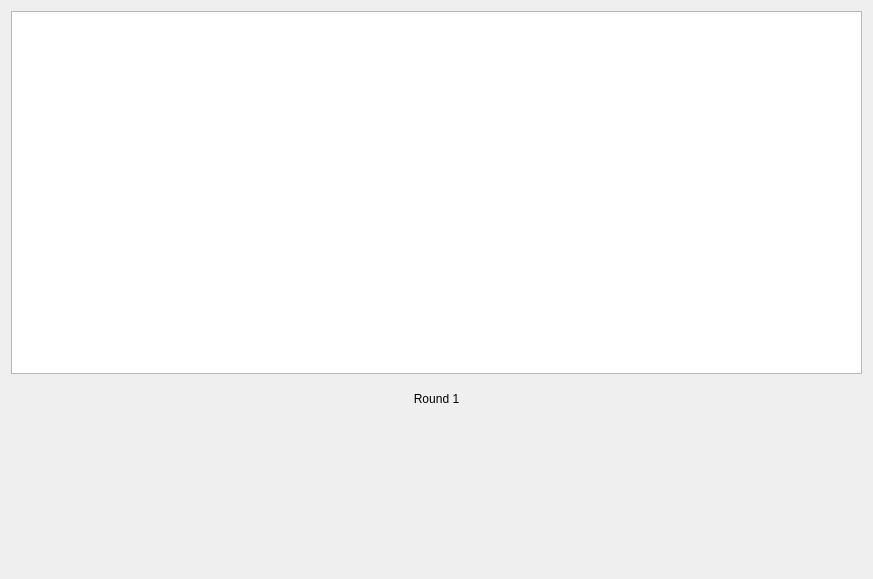
The window that roundTab.ui (Dedster2/DedBoxing) describes before a commit, drawn with Qt 5.
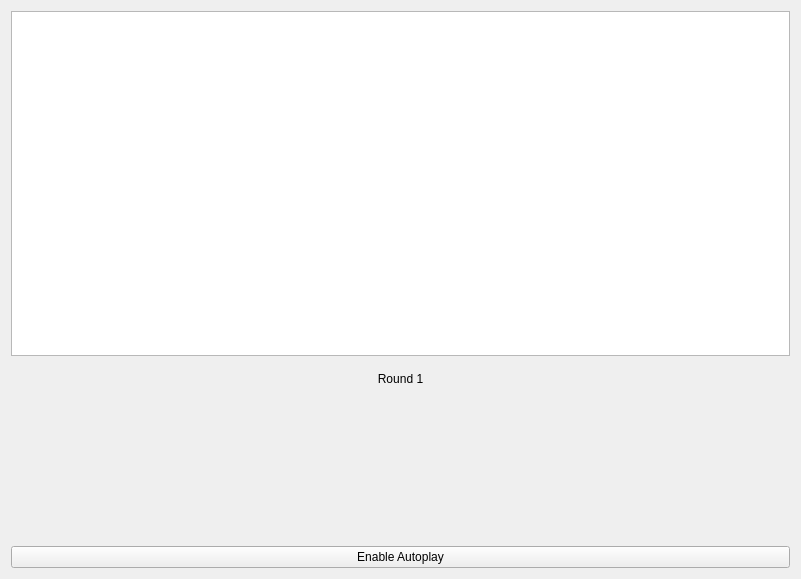
The same window after the commit. Custom widgets are drawn as their Qt base class.

Patch:
```diff
--- a/roundTab.ui
+++ b/roundTab.ui
@@ -9,14 +9,14 @@
    <rect>
     <x>0</x>
     <y>0</y>
-    <width>873</width>
+    <width>801</width>
     <height>579</height>
    </rect>
   </property>
   <property name="windowTitle">
    <string>roundTab</string>
   </property>
-  <layout class="QHBoxLayout" name="horizontalLayout" stretch="2">
+  <layout class="QVBoxLayout" name="verticalLayout_2" stretch="0,2">
    <property name="sizeConstraint">
     <enum>QLayout::SetDefaultConstraint</enum>
    </property>
@@ -50,6 +50,13 @@
      </item>
     </layout>
    </item>
+   <item>
+    <widget class="QPushButton" name="toggleAuto">
+     <property name="text">
+      <string>Enable Autoplay</string>
+     </property>
+    </widget>
+   </item>
   </layout>
  </widget>
  <customwidgets>
```
Left out of the diff: 17 changed lines with no effect on the pictures.
